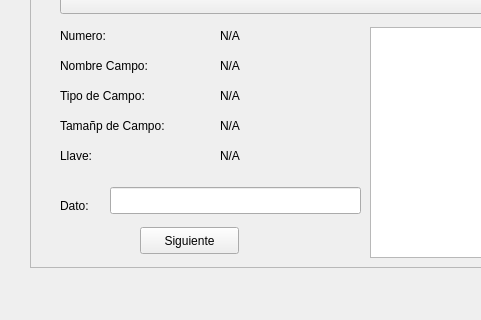
The window that ManejadorDeArchivoOAR/mainwindow.ui (oscar-ordonez/Proyecto-Orga) describes before a commit, drawn with Qt 5; both pictures show x 0 to 481 and y 381 to 701 of the 800 by 701 pixel window.
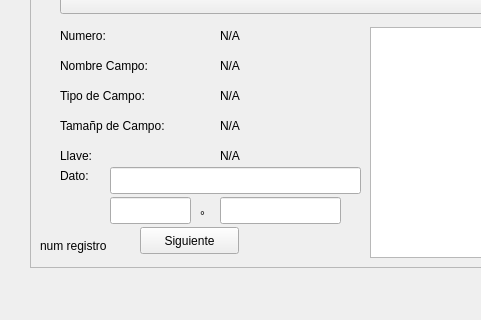
The same window after the commit. Icons and pictures are not drawn.

Commit message: Agregar Registros

Diff of the .ui file:
```diff
--- a/ManejadorDeArchivoOAR/mainwindow.ui
+++ b/ManejadorDeArchivoOAR/mainwindow.ui
@@ -404,7 +404,7 @@
      <property name="geometry">
       <rect>
        <x>30</x>
-       <y>220</y>
+       <y>190</y>
        <width>41</width>
        <height>17</height>
       </rect>
@@ -417,7 +417,7 @@
      <property name="geometry">
       <rect>
        <x>80</x>
-       <y>210</y>
+       <y>190</y>
        <width>251</width>
        <height>27</height>
       </rect>
@@ -446,6 +446,52 @@
       </rect>
      </property>
     </widget>
+    <widget class="QLineEdit" name="datoRegistroDec">
+     <property name="geometry">
+      <rect>
+       <x>80</x>
+       <y>220</y>
+       <width>81</width>
+       <height>27</height>
+      </rect>
+     </property>
+    </widget>
+    <widget class="QLineEdit" name="datoRegistroDec2">
+     <property name="geometry">
+      <rect>
+       <x>190</x>
+       <y>220</y>
+       <width>121</width>
+       <height>27</height>
+      </rect>
+     </property>
+    </widget>
+    <widget class="QLabel" name="labelRegistroPunto">
+     <property name="geometry">
+      <rect>
+       <x>170</x>
+       <y>230</y>
+       <width>16</width>
+       <height>17</height>
+      </rect>
+     </property>
+     <property name="text">
+      <string>°</string>
+     </property>
+    </widget>
+    <widget class="QLabel" name="labelNumeroRegistro">
+     <property name="geometry">
+      <rect>
+       <x>10</x>
+       <y>260</y>
+       <width>91</width>
+       <height>17</height>
+      </rect>
+     </property>
+     <property name="text">
+      <string>num registro</string>
+     </property>
+    </widget>
    </widget>
   </widget>
   <widget class="QMenuBar" name="menuBar">
```
Left out of the diff: 32 changed lines with no effect on the pictures. The commit also changes 7 other files.
